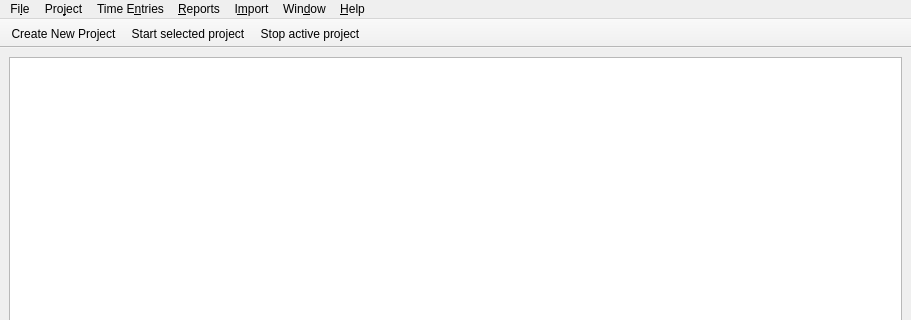
This is source/main_window.ui in jansorg/tom-ui as Qt 5 draws it before an edit; both pictures show x 0 to 911 and y 0 to 320 of the 911 by 733 pixel window. The edited form follows.
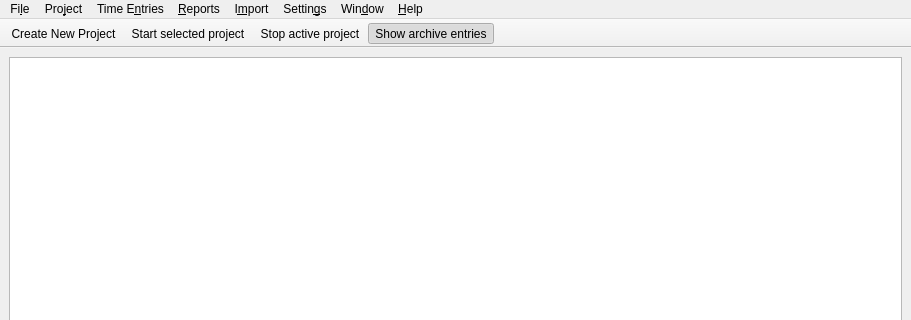
This is the edited form. Icons and pictures are not drawn. Custom widgets are drawn as their Qt base class.

Commit message: support archived frames

```diff
--- a/source/main_window.ui
+++ b/source/main_window.ui
@@ -178,11 +178,18 @@
     <addaction name="actionWindowFocusProjects"/>
     <addaction name="actionWindowFocusTimeEntries"/>
    </widget>
+   <widget class="QMenu" name="menuSettings">
+    <property name="title">
+     <string>Settin&amp;gs</string>
+    </property>
+    <addaction name="actionSettingsShowArchived"/>
+   </widget>
    <addaction name="menuFile"/>
    <addaction name="menuProject"/>
    <addaction name="menuTracked_Items"/>
    <addaction name="menuReports"/>
    <addaction name="menuImport"/>
+   <addaction name="menuSettings"/>
    <addaction name="menuWindow"/>
    <addaction name="menu_Help"/>
   </widget>
@@ -205,6 +212,7 @@
    <addaction name="actionProjectCreate"/>
    <addaction name="actionProjectStart"/>
    <addaction name="actionProjectStop"/>
+   <addaction name="actionSettingsShowArchived"/>
   </widget>
   <action name="actionQuit">
    <property name="icon">
@@ -402,6 +410,22 @@
     <string>Ed&amp;it project...</string>
    </property>
   </action>
+  <action name="actionTimeEntryArchive">
+   <property name="text">
+    <string>Archive selected entries</string>
+   </property>
+  </action>
+  <action name="actionSettingsShowArchived">
+   <property name="checkable">
+    <bool>true</bool>
+   </property>
+   <property name="checked">
+    <bool>true</bool>
+   </property>
+   <property name="text">
+    <string>Show archive entries</string>
+   </property>
+  </action>
  </widget>
  <customwidgets>
   <customwidget>
```
Left out of the diff: 18 changed lines with no effect on the pictures. The commit also changes 15 other files.
